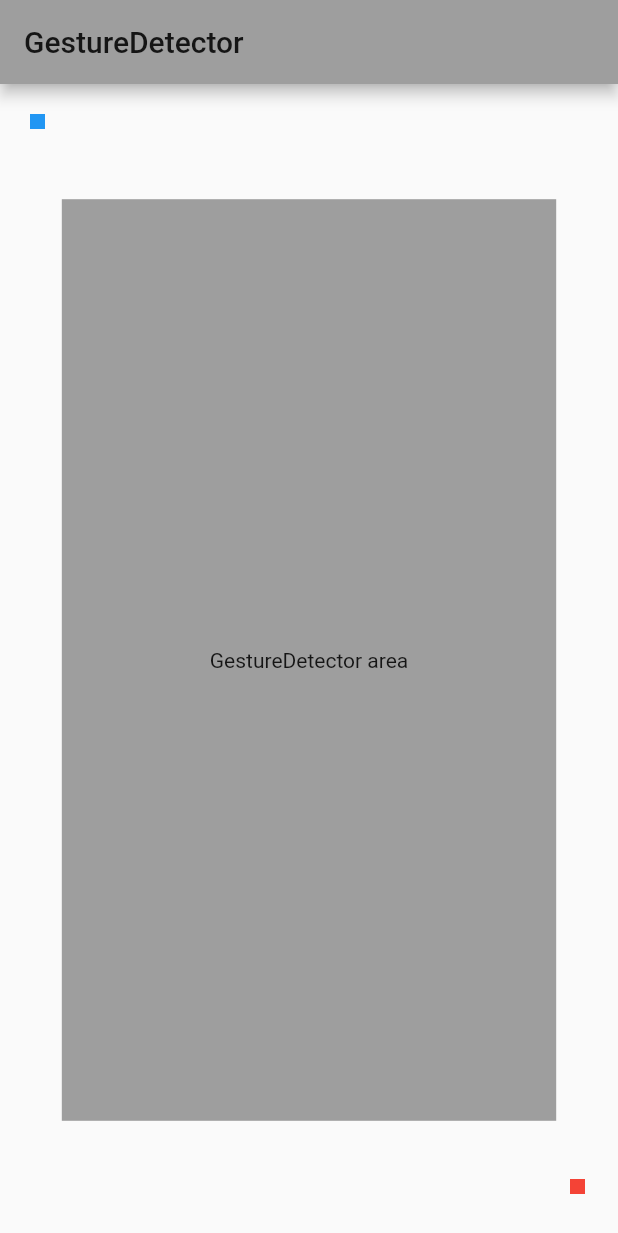
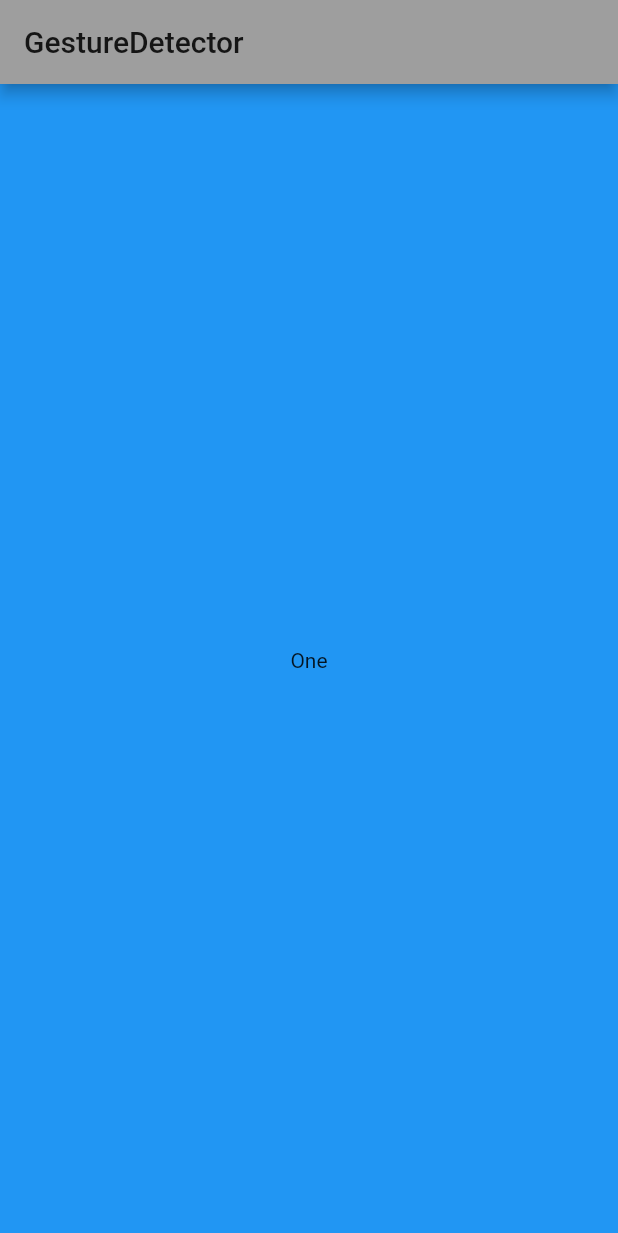
Before and after one commit to linnefromice/flutter_heart_app_01, a Flutter app: the screen it shows after launch, on a phone screen of 412 x 824 dp. Shown: the top 1233 px of the screen. Run offline on Flutter 3.47's test engine with Material 2 defaults, Android fonts, the phone set to English and light mode, and no system bars; drawn by our look-alikes of liquid_swipe; our stand-ins replace flutter_rating_bar.

Commit message:
create liquid_swipe_screen

```diff
--- a/lib/main.dart
+++ b/lib/main.dart
@@ -1,5 +1,5 @@
 import 'package:flutter/material.dart';
-import 'screens/gesture_detector_screen.dart';
+import 'screens/liquid_swipe_screen.dart';
 
 void main() {
   runApp(App());
@@ -14,7 +14,7 @@ class App extends StatelessWidget {
       theme: ThemeData(
         primarySwatch: Colors.grey,
       ),
-      home: GestureDetectorScreen(),
+      home: LiquidSwipeScreen(),
     );
   }
 }
--- /dev/null
+++ b/lib/screens/liquid_swipe_screen.dart
@@ -0,0 +1,29 @@
+import 'package:flutter/material.dart';
+import 'package:liquid_swipe/liquid_swipe.dart';
+
+class LiquidSwipeScreen extends StatelessWidget {
+  @override
+  Widget build(BuildContext context) {
+    return Scaffold(
+      appBar: AppBar(
+        title: Text('GestureDetector'),
+      ),
+      body: LiquidSwipe(
+        pages: [
+          Container(
+            color: Colors.blue,
+            child: Center(child: Text("One")),
+          ),
+          Container(
+            color: Colors.blueGrey,
+            child: Center(child: Text("Two")),
+          ),
+          Container(
+            color: Colors.grey,
+            child: Center(child: Text("Three")),
+          )
+        ],
+      ),
+    );
+  }
+}
```
